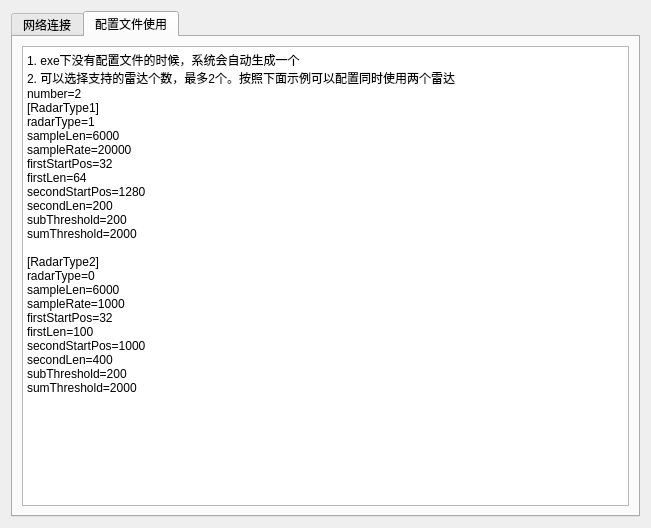
This is src/NoteInfo/noteinfo.ui in kdurant/qt_study as Qt 5 draws it before an edit. The edited form follows.
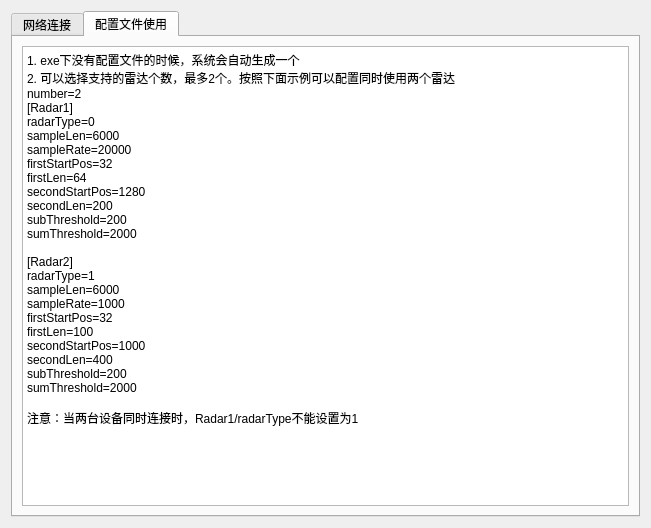
This is the edited form. The open tabs and pages were chosen to show the change. Icons and pictures are not drawn.

Commit message: feat: 导航功能放到主窗口里

What changed in the file:
```diff
--- a/src/NoteInfo/noteinfo.ui
+++ b/src/NoteInfo/noteinfo.ui
@@ -70,8 +70,8 @@
           <string>1. exe下没有配置文件的时候，系统会自动生成一个
 2. 可以选择支持的雷达个数，最多2个。按照下面示例可以配置同时使用两个雷达
 number=2
-[RadarType1]
-radarType=1
+[Radar1]
+radarType=0
 sampleLen=6000
 sampleRate=20000
 firstStartPos=32
@@ -81,8 +81,8 @@
 subThreshold=200
 sumThreshold=2000
 
-[RadarType2]
-radarType=0
+[Radar2]
+radarType=1
 sampleLen=6000
 sampleRate=1000
 firstStartPos=32
@@ -91,7 +91,8 @@
 secondLen=400
 subThreshold=200
 sumThreshold=2000
-</string>
+
+注意：当两台设备同时连接时，Radar1/radarType不能设置为1</string>
          </property>
         </widget>
        </item>
```
Left out of the diff: 11 changed lines with no effect on the pictures. The commit also changes 4 other files.
